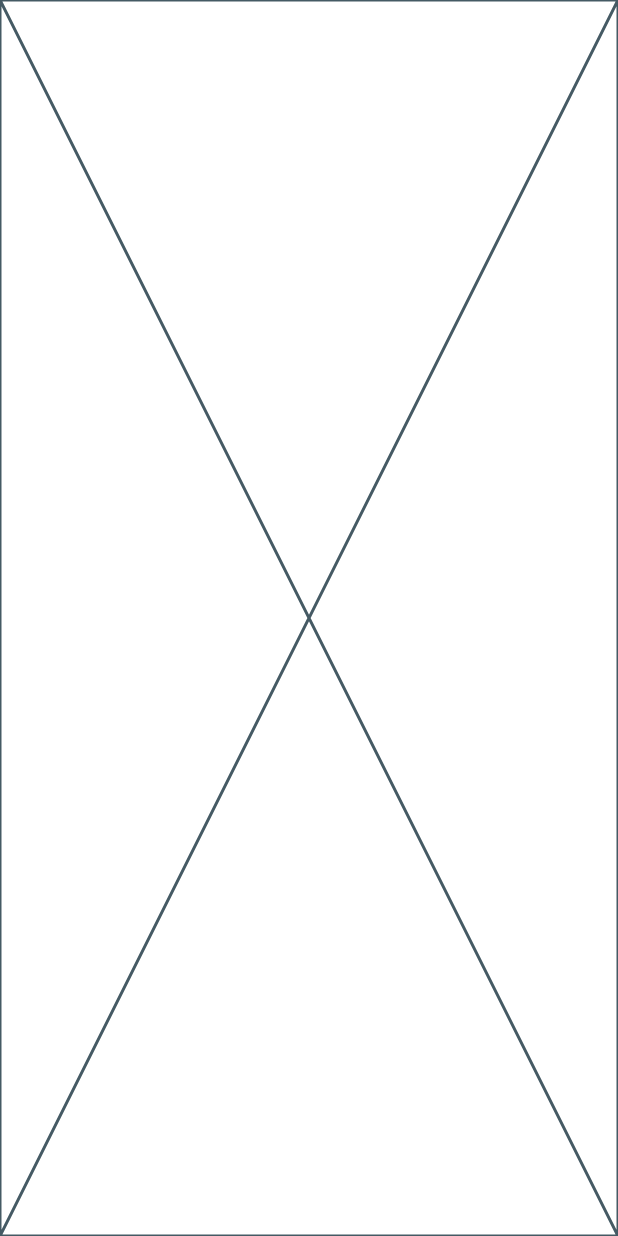
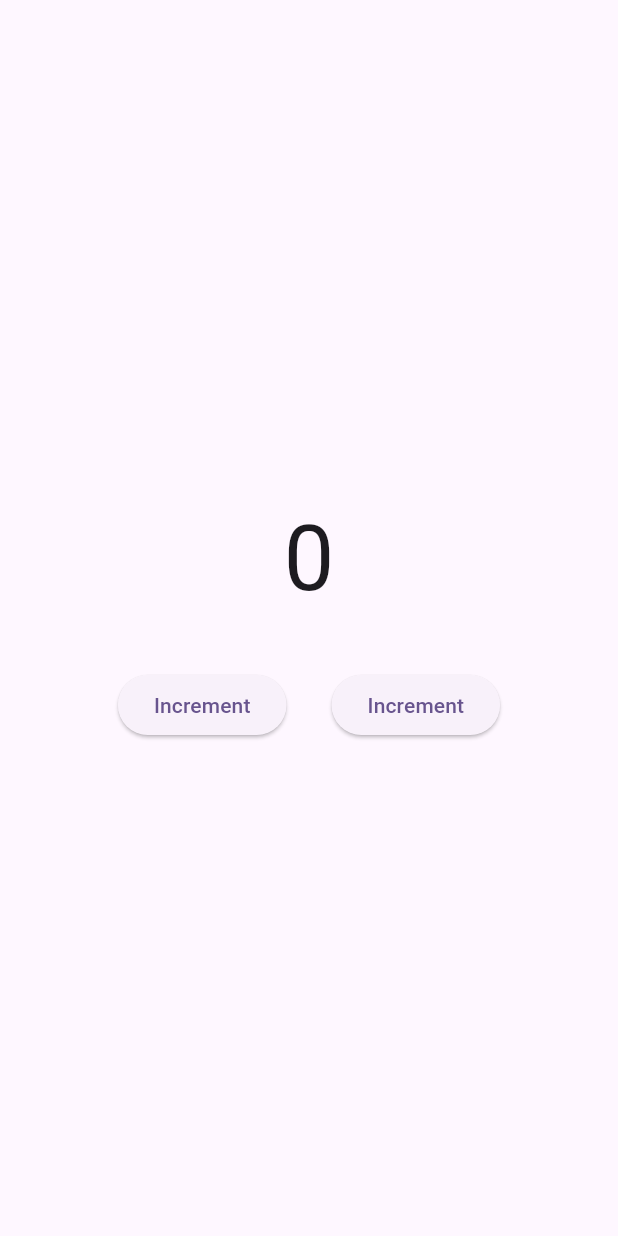
Before and after one commit to Abdulnasir-w/Block-Example, a Flutter app: the screen it shows after launch, on a phone screen of 412 x 824 dp. Run offline on Flutter 3.47's test engine with Material 3 defaults, Android fonts, the phone set to English and light mode, and no system bars; our stand-ins replace bloc, equatable, flutter_bloc.

Commit message:
Bloc counter

```diff
--- /dev/null
+++ b/devtools_options.yaml
@@ -0,0 +1,3 @@
+description: This file stores settings for Dart & Flutter DevTools.
+documentation: https://docs.flutter.dev/tools/devtools/extensions#configure-extension-enablement-states
+extensions:
--- /dev/null
+++ b/lib/Counter/Screen/home_screen.dart
@@ -0,0 +1,57 @@
+import 'package:bloc_example/Counter/block/counter_bloc.dart';
+import 'package:bloc_example/Counter/block/counter_event.dart';
+import 'package:bloc_example/Counter/block/counter_state.dart';
+import 'package:flutter/material.dart';
+import 'package:flutter_bloc/flutter_bloc.dart';
+
+class HomeScreen extends StatefulWidget {
+  const HomeScreen({super.key});
+
+  @override
+  State<HomeScreen> createState() => _HomeScreenState();
+}
+
+class _HomeScreenState extends State<HomeScreen> {
+  @override
+  Widget build(BuildContext context) {
+    print("Scaffold");
+    return Scaffold(
+      body: Column(
+        crossAxisAlignment: CrossAxisAlignment.center,
+        mainAxisAlignment: MainAxisAlignment.center,
+        children: [
+          BlocBuilder<CounterBloc, CounterState>(builder: (context, state) {
+            return Text(
+              state.counter.toString(),
+              style: TextStyle(fontSize: 60),
+            );
+          }),
+          const SizedBox(
+            height: 30,
+          ),
+          Row(
+            mainAxisAlignment: MainAxisAlignment.center,
+            children: [
+              ElevatedButton(
+                onPressed: () {
+                  print("butt");
+                  context.read<CounterBloc>().add(IncremnetCounter());
+                },
+                child: const Text("Increment"),
+              ),
+              const SizedBox(
+                width: 30,
+              ),
+              ElevatedButton(
+                onPressed: () {
+                  context.read<CounterBloc>().add(DecrementCounter());
+                },
+                child: const Text("Increment"),
+              ),
+            ],
+          ),
+        ],
+      ),
+    );
+  }
+}
--- /dev/null
+++ b/lib/Counter/block/counter_bloc.dart
@@ -0,0 +1,18 @@
+import 'package:bloc/bloc.dart';
+import 'package:bloc_example/Counter/block/counter_event.dart';
+import 'package:bloc_example/Counter/block/counter_state.dart';
+
+class CounterBloc extends Bloc<CounterEvent, CounterState> {
+  CounterBloc() : super(const CounterState()) {
+    on<IncremnetCounter>(_increment);
+    on<DecrementCounter>(_decrement);
+  }
+
+  void _increment(IncremnetCounter event, Emitter<CounterState> emit) {
+    emit(state.copyWith(counter: state.counter + 1));
+  }
+
+  void _decrement(DecrementCounter event, Emitter<CounterState> emit) {
+    emit(state.copyWith(counter: state.counter - 1));
+  }
+}
--- /dev/null
+++ b/lib/Counter/block/counter_event.dart
@@ -0,0 +1,12 @@
+import 'package:equatable/equatable.dart';
+
+abstract class CounterEvent extends Equatable {
+  const CounterEvent();
+
+  @override
+  List<Object> get props => [];
+}
+
+class IncremnetCounter extends CounterEvent {}
+
+class DecrementCounter extends CounterEvent {}
--- /dev/null
+++ b/lib/Counter/block/counter_state.dart
@@ -0,0 +1,14 @@
+import 'package:equatable/equatable.dart';
+
+class CounterState extends Equatable {
+  final int counter;
+
+  const CounterState({this.counter = 0});
+
+  CounterState copyWith({int? counter}) {
+    return CounterState(counter: counter ?? this.counter);
+  }
+
+  @override
+  List<Object?> get props => [counter];
+}
--- a/lib/home_screen.dart
+++ /dev/null
@@ -1,15 +0,0 @@
-import 'package:flutter/material.dart';
-
-class HomeScreen extends StatefulWidget {
-  const HomeScreen({super.key});
-
-  @override
-  State<HomeScreen> createState() => _HomeScreenState();
-}
-
-class _HomeScreenState extends State<HomeScreen> {
-  @override
-  Widget build(BuildContext context) {
-    return const Placeholder();
-  }
-}
--- a/lib/main.dart
+++ b/lib/main.dart
@@ -1,5 +1,7 @@
-import 'package:bloc_example/home_screen.dart';
+import 'package:bloc_example/Counter/Screen/home_screen.dart';
+import 'package:bloc_example/Counter/block/counter_bloc.dart';
 import 'package:flutter/material.dart';
+import 'package:flutter_bloc/flutter_bloc.dart';
 
 void main() {
   runApp(const MyApp());
@@ -10,13 +12,17 @@ class MyApp extends StatelessWidget {
 
   @override
   Widget build(BuildContext context) {
-    return MaterialApp(
-      title: 'Flutter Demo',
-      theme: ThemeData(
-        colorScheme: ColorScheme.fromSeed(seedColor: Colors.deepPurple),
-        useMaterial3: true,
+    return BlocProvider(
+      create: (_) => CounterBloc(),
+      child: MaterialApp(
+        debugShowCheckedModeBanner: false,
+        title: 'Flutter Demo',
+        theme: ThemeData(
+          colorScheme: ColorScheme.fromSeed(seedColor: Colors.deepPurple),
+          useMaterial3: true,
+        ),
+        home: const HomeScreen(),
       ),
-      home: const HomeScreen(),
     );
   }
 }
--- a/pubspec.yaml
+++ b/pubspec.yaml
@@ -35,6 +35,10 @@ dependencies:
   # The following adds the Cupertino Icons font to your application.
   # Use with the CupertinoIcons class for iOS style icons.
   cupertino_icons: ^1.0.8
+  flutter_bloc: ^8.1.6
+  bloc: ^8.1.4
+  equatable: ^2.0.5
+
 
 dev_dependencies:
   flutter_test:
```
Also changed, not shown: pubspec.lock.
